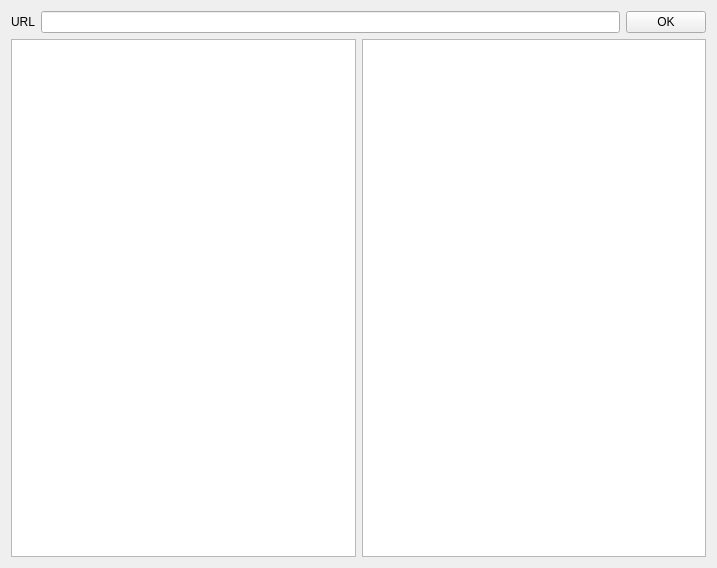
This is tab.ui in darkSasori/qelastic as Qt 5 draws it before an edit. The edited form follows.
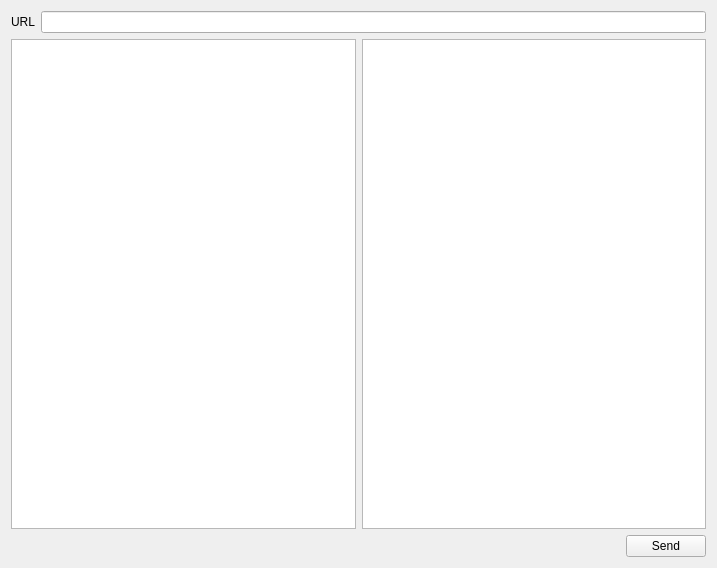
This is the edited form.

```diff
--- a/tab.ui
+++ b/tab.ui
@@ -26,25 +26,42 @@
      <item>
       <widget class="QLineEdit" name="lineURL"/>
      </item>
+    </layout>
+   </item>
+   <item>
+    <layout class="QHBoxLayout" name="horizontalLayout_2">
      <item>
-      <widget class="QPushButton" name="btnConnect">
+      <widget class="QTextEdit" name="query"/>
+     </item>
+     <item>
+      <widget class="QTreeView" name="result"/>
+     </item>
+    </layout>
+   </item>
+   <item>
+    <layout class="QHBoxLayout" name="horizontalLayout_3">
+     <item>
+      <spacer name="horizontalSpacer">
+       <property name="orientation">
+        <enum>Qt::Horizontal</enum>
+       </property>
+       <property name="sizeHint" stdset="0">
+        <size>
+         <width>40</width>
+         <height>20</height>
+        </size>
+       </property>
+      </spacer>
+     </item>
+     <item>
+      <widget class="QPushButton" name="btnSend">
        <property name="text">
-        <string>OK</string>
+        <string>Send</string>
        </property>
       </widget>
      </item>
     </layout>
    </item>
-   <item>
-    <layout class="QHBoxLayout" name="horizontalLayout_2">
-     <item>
-      <widget class="QTextEdit" name="textEdit"/>
-     </item>
-     <item>
-      <widget class="QTreeView" name="treeView"/>
-     </item>
-    </layout>
-   </item>
   </layout>
  </widget>
  <resources/>
```
